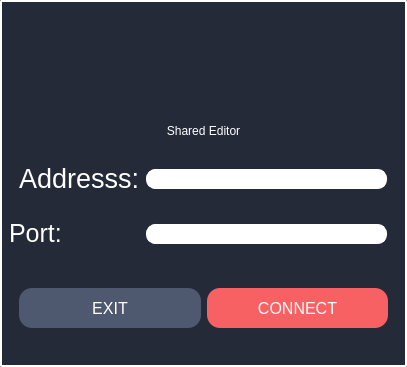
This is src/client/gui/ui/dialog_connect.ui in aleoli/Shared-Editor as Qt 5 draws it before an edit. The edited form follows.
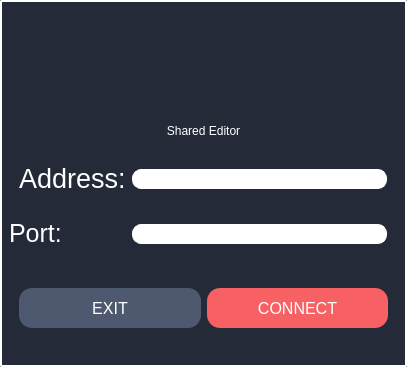
This is the edited form. Icons and pictures are not drawn.

Commit message: update dialogs & res

```diff
--- a/src/client/gui/ui/dialog_connect.ui
+++ b/src/client/gui/ui/dialog_connect.ui
@@ -238,7 +238,7 @@
 }</string>
       </property>
       <property name="text">
-       <string>Addresss:</string>
+       <string>Address:</string>
       </property>
       <property name="margin">
        <number>0</number>
```
The commit also changes 4 other files.
